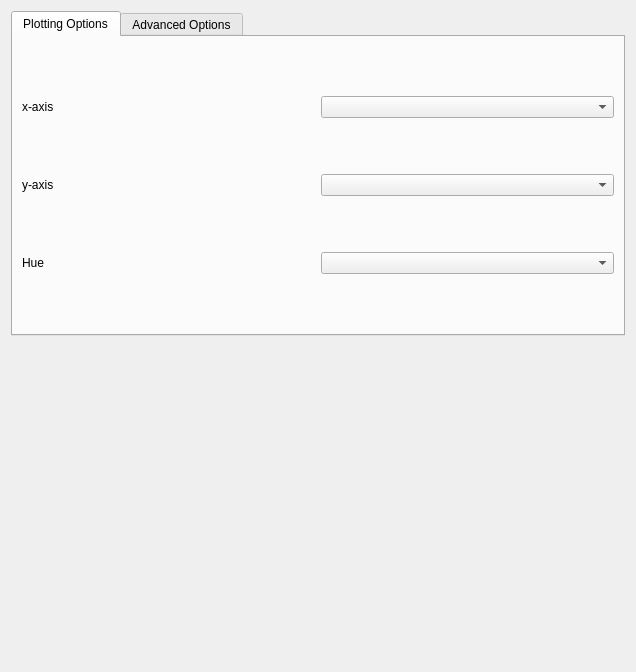
First picture: the form in src/napari_clusters_plotter/plotter_inputs.ui, repository BiAPoL/napari-clusters-plotter, before the edit.
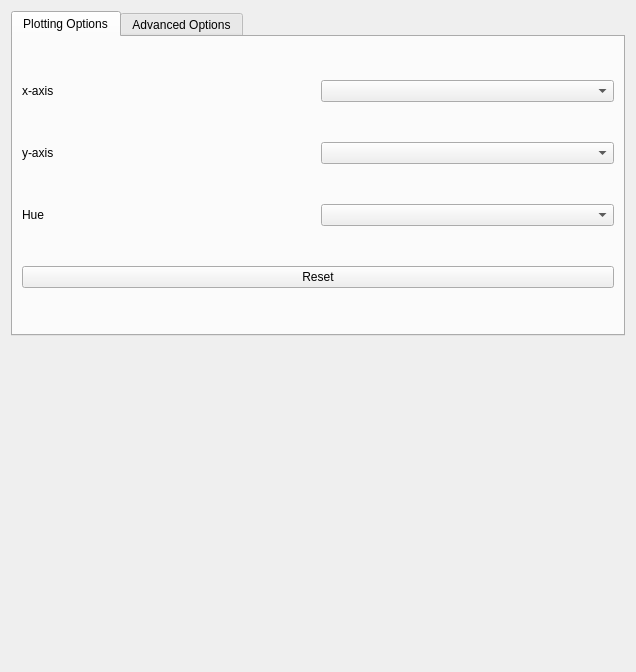
Second picture: the form after the edit.

Commit message: added reset button

```diff
--- a/src/napari_clusters_plotter/plotter_inputs.ui
+++ b/src/napari_clusters_plotter/plotter_inputs.ui
@@ -54,6 +54,13 @@
          </property>
         </widget>
        </item>
+       <item row="3" column="0" colspan="2">
+        <widget class="QPushButton" name="reset_button">
+         <property name="text">
+          <string>Reset</string>
+         </property>
+        </widget>
+       </item>
       </layout>
      </widget>
      <widget class="QWidget" name="advanced_options">
```
Left out of the diff: 20 changed lines with no effect on the pictures. The commit also changes 1 other file.
